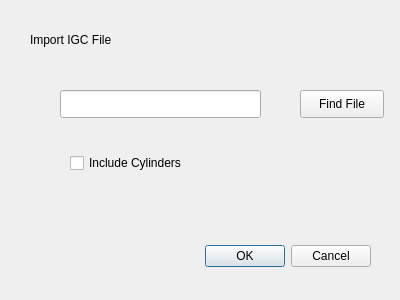
Above: IGCloader_dialog_base.ui from adrien-berchet/qgisIGCloader before the change. Below: the same form after it.
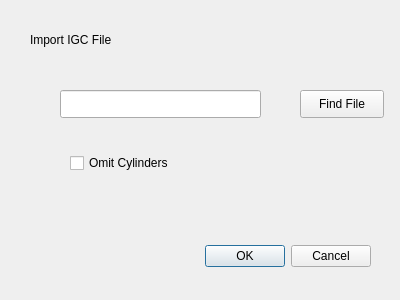
That is the form after the change.

Commit message: put cylinders in as an option

Patch:
```diff
--- a/IGCloader_dialog_base.ui
+++ b/IGCloader_dialog_base.ui
@@ -39,7 +39,7 @@
     </rect>
    </property>
    <property name="text">
-    <string>Include Cylinders</string>
+    <string>Omit Cylinders</string>
    </property>
   </widget>
   <widget class="QPushButton" name="fileSelector">
```
Left out of the diff: 2 changed lines with no effect on the pictures. The commit also changes 3 other files.
